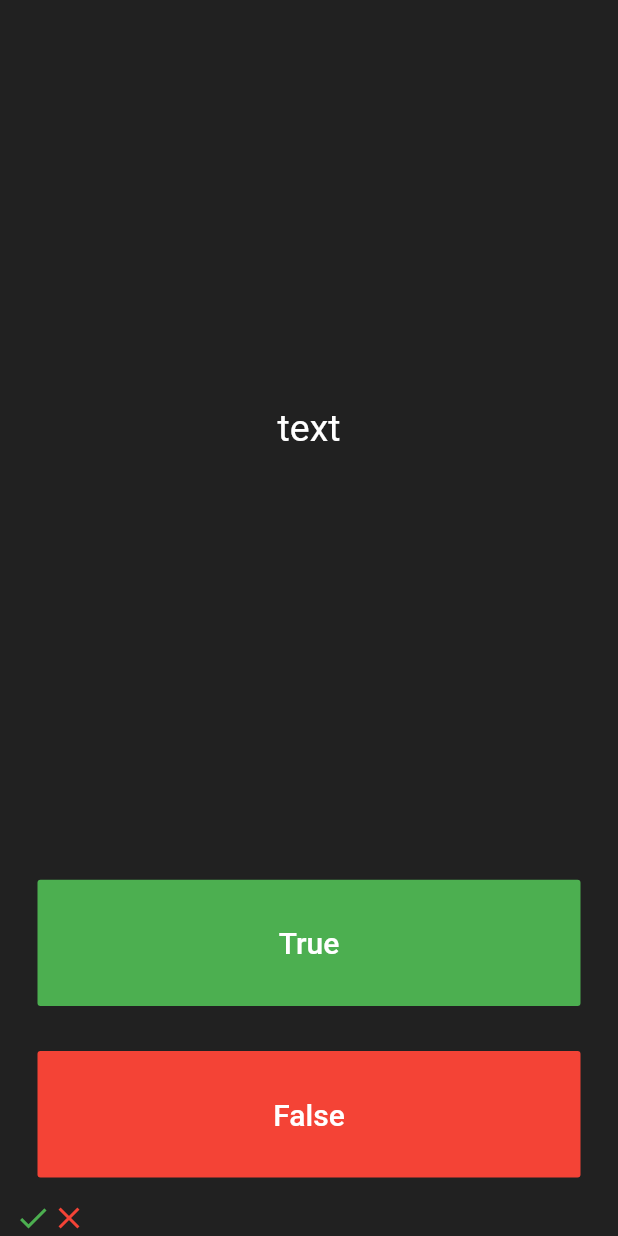
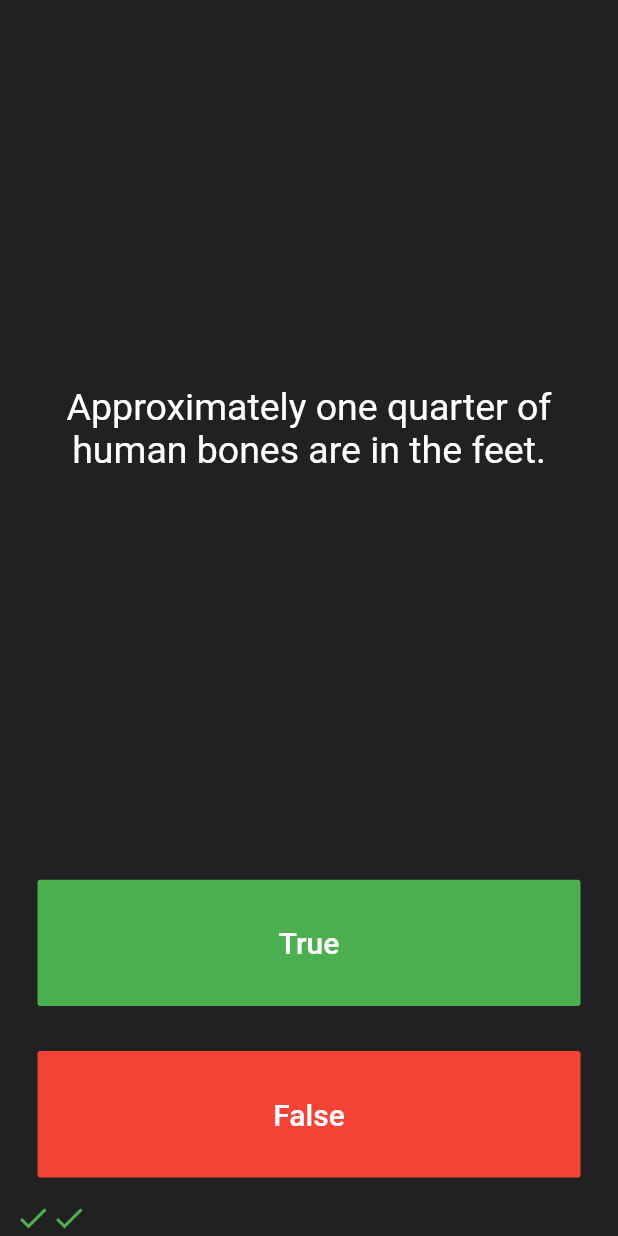
Before and after one commit to nsakenov/flutter-quizzler, a Flutter app: the screen it shows after launch, after a tap on "True", after a tap on "False", on a phone screen of 412 x 824 dp. Run offline on Flutter 3.47's test engine with Material 2 defaults, Android fonts, the phone set to English and light mode, and no system bars.

Commit message:
modularized the app

```diff
--- a/lib/main.dart
+++ b/lib/main.dart
@@ -1,5 +1,7 @@
 import 'package:flutter/material.dart';
-import 'question.dart';
+import 'quiz_brain.dart';
+
+QuizBrain quizBrain = QuizBrain();
 
 void main() => runApp(Quizzler());
 
@@ -28,15 +30,25 @@ class QuizPage extends StatefulWidget {
 
 class _QuizPageState extends State<QuizPage> {
   List<Icon> scoreKeeper = [];
-  int questionNumber = 0;
 
-  List<Question> questionBank = [
-    Question(q: 'You can lead a cow down stairs but not up stairs.', a: false),
-    Question(
-        q: 'Approximately one quarter of human bones are in the feet.',
-        a: true),
-    Question(q: 'A slug\'s blood is green.', a: true)
-  ];
+  void checkAnswer(bool userPickedAnswer) {
+    bool correctAnswer = quizBrain.getQuestionAnswer();
+    if (userPickedAnswer == correctAnswer) {
+      scoreKeeper.add(Icon(
+        Icons.check,
+        color: Colors.green,
+      ));
+    } else {
+      scoreKeeper.add(Icon(
+        Icons.close,
+        color: Colors.red,
+      ));
+    }
+    setState(() {
+      // scoreKeeper.add(Icon(Icons.check, color: Colors.green));
+      quizBrain.nextQuestion();
+    });
+  }
 
   @override
   Widget build(BuildContext context) {
@@ -50,8 +62,7 @@ class _QuizPageState extends State<QuizPage> {
             padding: EdgeInsets.all(15.0),
             child: Center(
               child: Text(
-                'text',
-                // questions[questionNumber],
+                quizBrain.getQuestionText(),
                 textAlign: TextAlign.center,
                 style: TextStyle(
                   fontSize: 25.0,
@@ -75,16 +86,7 @@ class _QuizPageState extends State<QuizPage> {
                 ),
               ),
               onPressed: () {
-                bool correctAnswer = true; //answers[questionNumber];
-                if (correctAnswer == true) {
-                  print('right');
-                } else {
-                  print('wrong');
-                }
-                setState(() {
-                  scoreKeeper.add(Icon(Icons.check, color: Colors.green));
-                  questionNumber++;
-                });
+                checkAnswer(true);
               },
             ),
           ),
@@ -102,17 +104,7 @@ class _QuizPageState extends State<QuizPage> {
                 ),
               ),
               onPressed: () {
-                bool correctAnswer = true; // answers[questionNumber];
-                if (correctAnswer == false) {
-                  print('right');
-                } else {
-                  print('wrong');
-                }
-                setState(() {
-                  scoreKeeper.add(Icon(Icons.close, color: Colors.red));
-                  questionNumber++;
-                });
-                //The user picked false.
+                checkAnswer(false);
               },
             ),
           ),
--- /dev/null
+++ b/lib/quiz_brain.dart
@@ -0,0 +1,51 @@
+import 'question.dart';
+
+class QuizBrain {
+  int _questionNumber = 0;
+
+  List<Question> _questionBank = [
+    Question(q: 'Some cats are actually allergic to humans', a: true),
+    Question(q: 'You can lead a cow down stairs but not up stairs.', a: false),
+    Question(
+        q: 'Approximately one quarter of human bones are in the feet.',
+        a: true),
+    Question(q: 'A slug\'s blood is green.', a: true),
+    Question(q: 'Buzz Aldrin\'s mother\'s maiden name was \"Moon\".', a: true),
+    Question(q: 'It is illegal to pee in the Ocean in Portugal.', a: true),
+    Question(
+        q: 'No piece of square dry paper can be folded in half more than 7 times.',
+        a: false),
+    Question(
+        q: 'In London, UK, if you happen to die in the House of Parliament, you are technically entitled to a state funeral, because the building is considered too sacred a place.',
+        a: true),
+    Question(
+        q: 'The loudest sound produced by any animal is 188 decibels. That animal is the African Elephant.',
+        a: false),
+    Question(
+        q: 'The total surface area of two human lungs is approximately 70 square metres.',
+        a: true),
+    Question(q: 'Google was originally called \"Backrub\".', a: true),
+    Question(
+        q: 'Chocolate affects a dog\'s heart and nervous system; a few ounces are enough to kill a small dog.',
+        a: true),
+    Question(
+        q: 'In West Virginia, USA, if you accidentally hit an animal with your car, you are free to take it home to eat.',
+        a: true),
+  ];
+
+  void nextQuestion() {
+    if (_questionNumber < _questionBank.length - 1) {
+      _questionNumber++;
+    }
+    print(_questionNumber);
+    print(_questionBank.length);
+  }
+
+  String getQuestionText() {
+    return _questionBank[_questionNumber].questionText;
+  }
+
+  bool getQuestionAnswer() {
+    return _questionBank[_questionNumber].questionAnswer;
+  }
+}
```
